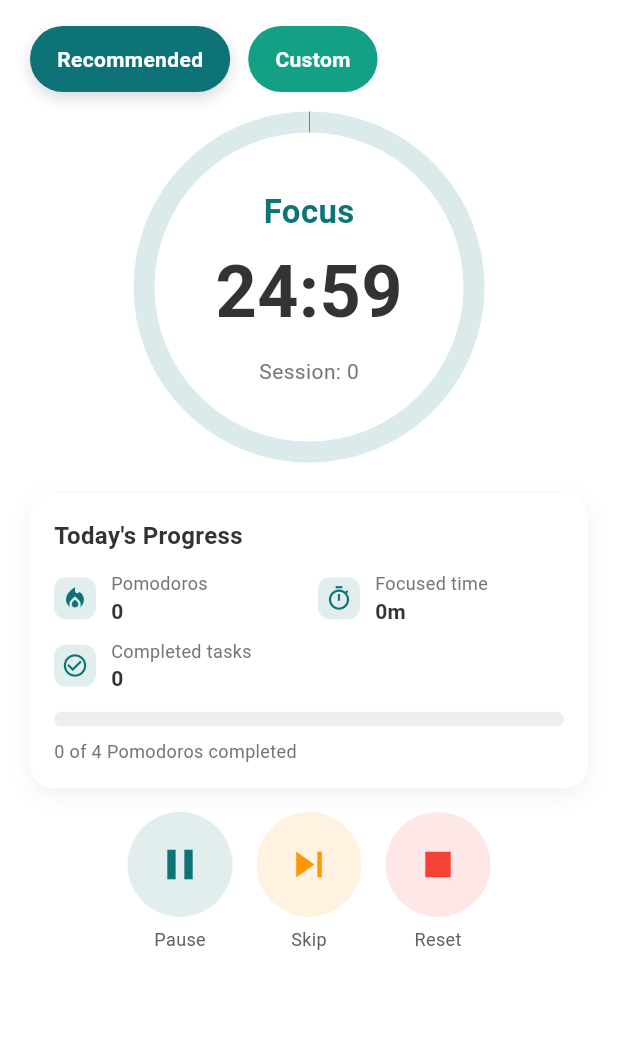
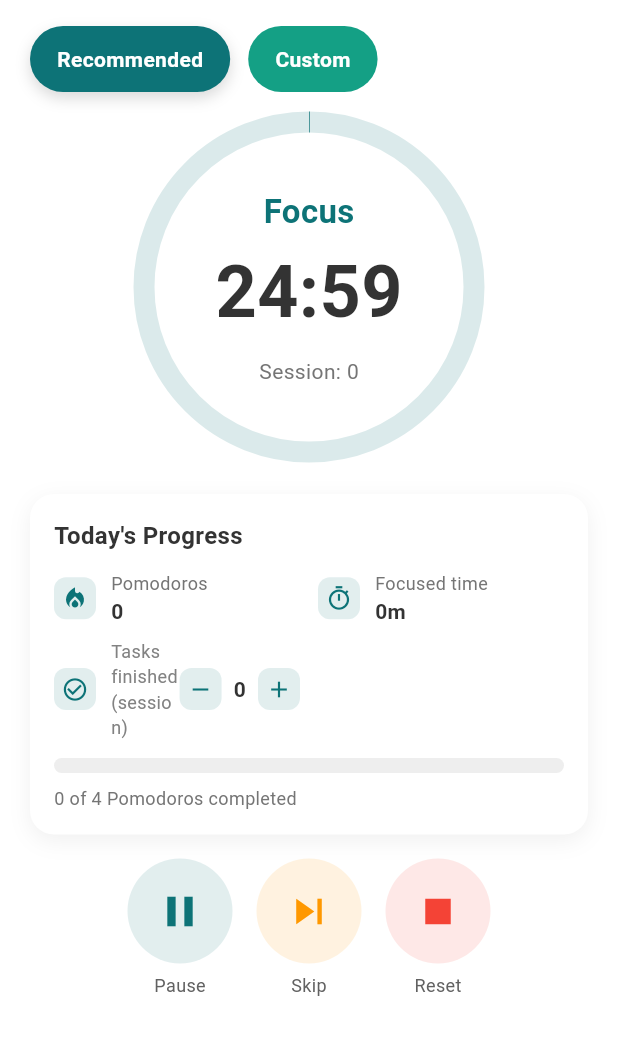
Before and after one commit to ItsRyan504/striktnanay, a Flutter app: the TimerScreen screen opened directly, after a tap on the "play arrow" icon, on a phone screen of 412 x 824 dp, the part 88-1143 px from its top. Run offline on Flutter 3.47's test engine with Material 3 defaults, Android fonts, the phone set to English and light mode, and no system bars; our stand-ins replace flutter_local_notifications, permission_handler, shared_preferences, timezone; missing offline and left inert: installed_apps; accounts and stored records are empty.

Commit message:
beta 0.1.8

```diff
--- a/lib/main.dart
+++ b/lib/main.dart
@@ -1,7 +1,11 @@
 import 'package:flutter/material.dart';
 import 'screens/splash_screen.dart';
+import 'services/notification_service.dart';
 
-void main() {
+Future<void> main() async {
+  WidgetsFlutterBinding.ensureInitialized();
+  // Initialize notifications early
+  await NotificationService().init();
   runApp(const MyApp());
 }
 
--- a/lib/screens/timer_screen.dart
+++ b/lib/screens/timer_screen.dart
@@ -2,8 +2,8 @@ import 'dart:async';
 import 'dart:math';
 import 'package:flutter/material.dart';
 import 'package:flutter/services.dart';
-import '../services/storage_service.dart';
-import '../models/task.dart';
+// Removed storage dependency for session-only counters
+import '../services/notification_service.dart';
 
 enum PomodoroPhase { work, breakTime }
 
@@ -30,9 +30,12 @@ class _TimerScreenState extends State<TimerScreen> {
   bool _isRunning = false;
   bool _autoContinue = true; // auto move to next phase or wait for user
   final int _dailyPomodoroGoal = 4;
-  final StorageService _storageService = StorageService();
-  int _completedTasks = 0;
+  // Removed persisted completed tasks; we show a session-only counter
+  int _manualCompletedTasks = 0; // user-adjusted count via +/-
   bool _nagOpen = false;
+  final NotificationService _notif = NotificationService();
+  static const int _notifIdWork = 100;
+  static const int _notifIdBreak = 101;
 
   @override
   void dispose() {
@@ -43,23 +46,11 @@ class _TimerScreenState extends State<TimerScreen> {
   @override
   void initState() {
     super.initState();
-    _refreshCompletedTasks();
-  }
-
-  Future<void> _refreshCompletedTasks() async {
-    try {
-      final List<Task> tasks = await _storageService.getTasks();
-      if (!mounted) return;
-      setState(() {
-        _completedTasks = tasks.where((t) => t.isCompleted).length;
-      });
-    } catch (_) {
-      // ignore errors silently
-    }
   }
 
   void _startTimer() {
     if (_isRunning) return;
+    _scheduleForCurrentPhase();
     setState(() => _isRunning = true);
     _timer = Timer.periodic(const Duration(seconds: 1), (t) {
       if (_remainingSeconds <= 0) {
@@ -73,12 +64,14 @@ class _TimerScreenState extends State<TimerScreen> {
 
   void _pauseTimer() {
     _timer?.cancel();
+    _cancelScheduled();
     setState(() => _isRunning = false);
     _showPausePopup();
   }
 
   void _resetTimer({bool keepMode = true}) {
     _timer?.cancel();
+    _cancelScheduled();
     setState(() {
       _isRunning = false;
       if (!keepMode) {
@@ -103,11 +96,15 @@ class _TimerScreenState extends State<TimerScreen> {
         _totalPhaseSeconds = _remainingSeconds;
       }
     });
+    if (_isRunning) {
+      _scheduleForCurrentPhase();
+    }
   }
 
   void _onPhaseComplete() async {
     // Alarm sound (system alert)
     SystemSound.play(SystemSoundType.alert);
+    _cancelScheduled();
 
     if (_phase == PomodoroPhase.work) {
       _completedWorkSessions++;
@@ -119,6 +116,22 @@ class _TimerScreenState extends State<TimerScreen> {
     }
 
     _showCompletionDialog(auto: true);
+  }
+
+  Future<void> _scheduleForCurrentPhase() async {
+    final ok = await _notif.ensurePermission();
+    if (!ok) return;
+    final isWork = _phase == PomodoroPhase.work;
+    final id = isWork ? _notifIdWork : _notifIdBreak;
+    final title = isWork ? 'Work session complete' : 'Break over';
+    final body = isWork ? 'Great job! Time for a break.' : 'Ready to focus again?';
+    await _notif.cancel(id);
+    await _notif.scheduleIn(title: title, body: body, inFromNow: Duration(seconds: _remainingSeconds), id: id);
+  }
+
+  Future<void> _cancelScheduled() async {
+    await _notif.cancel(_notifIdWork);
+    await _notif.cancel(_notifIdBreak);
   }
 
   void _showCompletionDialog({bool auto = false}) {
@@ -442,7 +455,7 @@ class _TimerScreenState extends State<TimerScreen> {
               final stats = [
                 _statRow(Icons.local_fire_department, 'Pomodoros', '$completed', themeColor),
                 _statRow(Icons.timer_outlined, 'Focused time', formatHM(focusedSeconds), themeColor),
-                _statRow(Icons.check_circle_outline, 'Completed tasks', '$_completedTasks', themeColor),
+                _completedTasksRow(themeColor),
               ];
 
               return isNarrow
@@ -472,7 +485,9 @@ class _TimerScreenState extends State<TimerScreen> {
           ),
           const SizedBox(height: 8),
           Text(
-            '$completed of $goal Pomodoros completed',
+            completed <= goal
+                ? '$completed of $goal Pomodoros completed'
+                : '$completed of $goal Pomodoros completed (+${completed - goal})',
             style: TextStyle(color: Colors.grey[600], fontSize: 12),
           ),
         ],
@@ -539,6 +554,69 @@ class _TimerScreenState extends State<TimerScreen> {
             fontWeight: FontWeight.w600,
           ),
         ),
+      ),
+    );
+  }
+
+  // Completed tasks row with +/- controls
+  Widget _completedTasksRow(Color color) {
+    // Session-only tally so it can go down to zero
+    final value = _manualCompletedTasks;
+    return Row(
+      children: [
+        Container(
+          width: 28,
+          height: 28,
+          decoration: BoxDecoration(
+            color: color.withOpacity(0.12),
+            borderRadius: BorderRadius.circular(8),
+          ),
+          child: Icon(Icons.check_circle_outline, color: color, size: 18),
+        ),
+        const SizedBox(width: 10),
+        Expanded(
+          child: Column(
+            crossAxisAlignment: CrossAxisAlignment.start,
+            children: const [
+              Text('Tasks finished (session)', style: TextStyle(color: Color(0xFF828282), fontSize: 12)),
+            ],
+          ),
+        ),
+        Row(
+          mainAxisSize: MainAxisSize.min,
+          children: [
+            _miniIconButton(Icons.remove, color, () {
+              setState(() {
+                if (_manualCompletedTasks > 0) _manualCompletedTasks--;
+              });
+            }),
+            Padding(
+              padding: const EdgeInsets.symmetric(horizontal: 8),
+              child: Text('$value', style: const TextStyle(color: Color(0xFF333333), fontWeight: FontWeight.w600)),
+            ),
+            _miniIconButton(Icons.add, color, () {
+              setState(() {
+                _manualCompletedTasks++;
+              });
+            }),
+          ],
+        )
+      ],
+    );
+  }
+
+  Widget _miniIconButton(IconData icon, Color color, VoidCallback onTap) {
+    return InkWell(
+      onTap: onTap,
+      borderRadius: BorderRadius.circular(8),
+      child: Container(
+        width: 28,
+        height: 28,
+        decoration: BoxDecoration(
+          color: color.withOpacity(0.12),
+          borderRadius: BorderRadius.circular(8),
+        ),
+        child: Icon(icon, color: color, size: 18),
       ),
     );
   }
--- /dev/null
+++ b/lib/services/notification_service.dart
@@ -0,0 +1,104 @@
+import 'package:flutter/foundation.dart' show kIsWeb;
+import 'package:flutter_local_notifications/flutter_local_notifications.dart';
+import 'package:permission_handler/permission_handler.dart';
+import 'package:timezone/data/latest.dart' as tz;
+import 'package:timezone/timezone.dart' as tz;
+
+class NotificationService {
+  static final NotificationService _instance = NotificationService._internal();
+  factory NotificationService() => _instance;
+  NotificationService._internal();
+
+  final FlutterLocalNotificationsPlugin _fln = FlutterLocalNotificationsPlugin();
+  bool _initialized = false;
+
+  Future<void> init() async {
+    if (_initialized) return;
+    // Skip on web where this plugin isn't supported
+    if (kIsWeb) {
+      _initialized = true;
+      return;
+    }
+
+    const androidInit = AndroidInitializationSettings('@mipmap/ic_launcher');
+    const iosInit = DarwinInitializationSettings();
+    const initSettings = InitializationSettings(android: androidInit, iOS: iosInit);
+    await _fln.initialize(initSettings);
+
+    // Initialize timezone database for zoned scheduling
+    tz.initializeTimeZones();
+
+    const androidChannel = AndroidNotificationChannel(
+      'pomodoro_alerts',
+      'Pomodoro Alerts',
+      description: 'Reminders when focus/break sessions end',
+      importance: Importance.high,
+    );
+
+    await _fln.resolvePlatformSpecificImplementation<AndroidFlutterLocalNotificationsPlugin>()
+        ?.createNotificationChannel(androidChannel);
+
+    _initialized = true;
+  }
+
+  Future<bool> ensurePermission() async {
+    if (kIsWeb) return false;
+    // Android 13+ requires POST_NOTIFICATIONS; on iOS, alert/badge/sound permissions
+    final status = await Permission.notification.status;
+    if (status.isGranted) return true;
+    final res = await Permission.notification.request();
+    return res.isGranted;
+  }
+
+  Future<void> showImmediate({required String title, required String body}) async {
+    if (kIsWeb) return;
+    await init();
+    const androidDetails = AndroidNotificationDetails(
+      'pomodoro_alerts',
+      'Pomodoro Alerts',
+      channelDescription: 'Reminders when focus/break sessions end',
+      importance: Importance.high,
+      priority: Priority.high,
+    );
+    const iosDetails = DarwinNotificationDetails();
+    const details = NotificationDetails(android: androidDetails, iOS: iosDetails);
+    await _fln.show(0, title, body, details);
+  }
+
+  Future<void> scheduleIn({required String title, required String body, required Duration inFromNow, int id = 1}) async {
+    if (kIsWeb) return;
+    await init();
+    final scheduled = tz.TZDateTime.now(tz.local).add(inFromNow);
+    const androidDetails = AndroidNotificationDetails(
+      'pomodoro_alerts',
+      'Pomodoro Alerts',
+      channelDescription: 'Reminders when focus/break sessions end',
+      importance: Importance.high,
+      priority: Priority.high,
+    );
+    const iosDetails = DarwinNotificationDetails();
+    const details = NotificationDetails(android: androidDetails, iOS: iosDetails);
+    await _fln.zonedSchedule(
+      id,
+      title,
+      body,
+      scheduled,
+      details,
+      androidAllowWhileIdle: true,
+      uiLocalNotificationDateInterpretation: UILocalNotificationDateInterpretation.absoluteTime,
+      matchDateTimeComponents: null,
+    );
+  }
+
+  Future<void> cancel(int id) async {
+    if (kIsWeb) return;
+    await init();
+    await _fln.cancel(id);
+  }
+
+  Future<void> cancelAll() async {
+    if (kIsWeb) return;
+    await init();
+    await _fln.cancelAll();
+  }
+}
--- a/pubspec.yaml
+++ b/pubspec.yaml
@@ -42,6 +42,10 @@ dependencies:
 
   # Installed apps (replacement for discontinued device_apps)
   installed_apps: ^2.0.0
+
+  # Local notifications for timer alerts
+  flutter_local_notifications: ^17.2.1
+  timezone: ^0.9.2
 
 dev_dependencies:
   flutter_test:
```
Also changed, not shown: pubspec.lock, 3 other files.
